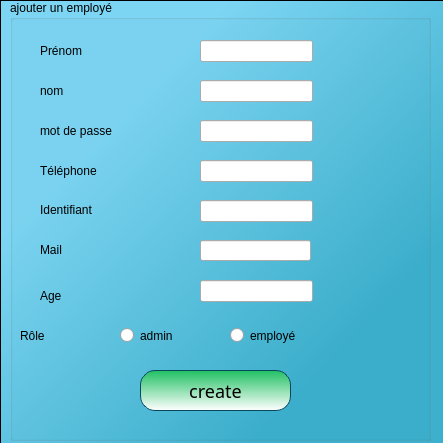
chakirachaabane/Smart_Airport_2A22, file signupdialog.ui: the form before one commit.
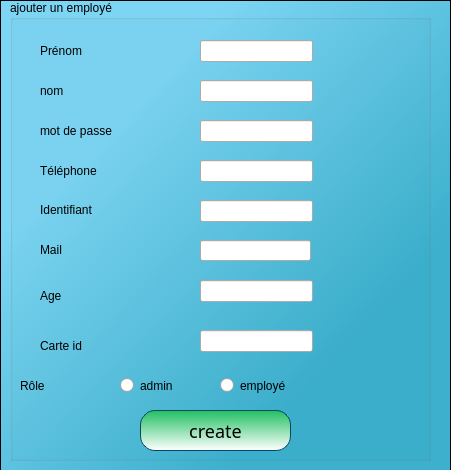
The form after the commit.

Diff of the .ui file:
```diff
--- a/signupdialog.ui
+++ b/signupdialog.ui
@@ -6,8 +6,8 @@
    <rect>
     <x>0</x>
     <y>0</y>
-    <width>443</width>
-    <height>443</height>
+    <width>451</width>
+    <height>470</height>
    </rect>
   </property>
   <property name="windowTitle">
@@ -118,7 +118,7 @@
       <x>10</x>
       <y>0</y>
       <width>421</width>
-      <height>441</height>
+      <height>461</height>
      </rect>
     </property>
     <property name="styleSheet">
@@ -213,7 +213,7 @@
      <property name="geometry">
       <rect>
        <x>10</x>
-       <y>320</y>
+       <y>370</y>
        <width>141</width>
        <height>31</height>
       </rect>
@@ -225,8 +225,8 @@
     <widget class="QRadioButton" name="radioButton_emp">
      <property name="geometry">
       <rect>
-       <x>220</x>
-       <y>320</y>
+       <x>210</x>
+       <y>370</y>
        <width>121</width>
        <height>31</height>
       </rect>
@@ -239,7 +239,7 @@
      <property name="geometry">
       <rect>
        <x>110</x>
-       <y>320</y>
+       <y>370</y>
        <width>101</width>
        <height>31</height>
       </rect>
@@ -278,7 +278,7 @@
      <property name="geometry">
       <rect>
        <x>130</x>
-       <y>370</y>
+       <y>410</y>
        <width>151</width>
        <height>41</height>
       </rect>
@@ -343,6 +343,32 @@
       </rect>
      </property>
     </widget>
+    <widget class="QLabel" name="label_carte">
+     <property name="geometry">
+      <rect>
+       <x>30</x>
+       <y>330</y>
+       <width>141</width>
+       <height>31</height>
+      </rect>
+     </property>
+     <property name="text">
+      <string>Carte id</string>
+     </property>
+    </widget>
+    <widget class="QLineEdit" name="lineEdit_carte">
+     <property name="geometry">
+      <rect>
+       <x>190</x>
+       <y>330</y>
+       <width>113</width>
+       <height>22</height>
+      </rect>
+     </property>
+     <property name="text">
+      <string/>
+     </property>
+    </widget>
    </widget>
   </widget>
  </widget>
```
